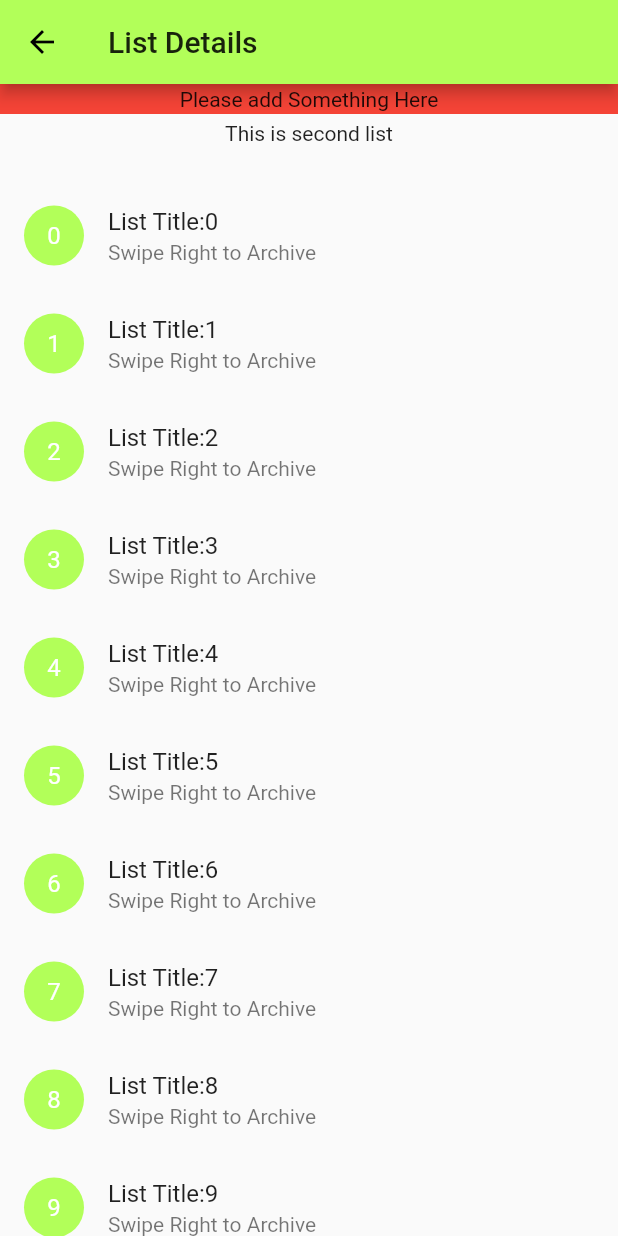
After one commit to Swaarup/Flutter_UI, a Flutter app: the screen it shows after launch, after a tap on "Proceed", on a phone screen of 412 x 824 dp. The commit adds this screen. Run offline on Flutter 3.47's test engine with Material 2 defaults, Android fonts, the phone set to English and light mode, and no system bars; drawn by our look-alikes of flutter_slidable; our stand-ins replace avatar_glow.

Commit message:
[Detail Page] -Created two ListViews one for archive and other for all lists. -Implemented flutter slideables for both the list. -Ordering of the list and displaying the list in order (ascending)

```diff
--- /dev/null
+++ b/lib/screens/listDetails.dart
@@ -0,0 +1,170 @@
+import 'package:flutter/material.dart';
+import 'package:flutter/painting.dart';
+import 'package:flutter_slidable/flutter_slidable.dart';
+
+class ListDetails extends StatefulWidget {
+  @override
+  State<StatefulWidget> createState() {
+    // TODO: implement createState
+    return _ListState();
+  }
+}
+
+class _ListState extends State<ListDetails> with TickerProviderStateMixin {
+  _showSnackBar(BuildContext context, String s) {
+    final snackBar = SnackBar(content: Text(s));
+    Scaffold.of(context).showSnackBar(snackBar);
+  }
+
+  List<String> allItems;
+  List<String> archivedItems;
+
+  @override
+  Widget build(BuildContext context) {
+    return Scaffold(
+        appBar: AppBar(
+          title: Text('List Details'),
+        ),
+        body: Column(
+          mainAxisSize: MainAxisSize.min,
+          children: <Widget>[
+
+             Container (
+               constraints: BoxConstraints(
+                 maxHeight: 300.0,
+               ),
+               child:getArchiveView(),
+             ),
+
+            Container(
+              child: Text("This is second list"),
+             height: 40.0,
+              margin: EdgeInsets.only(top: 5.0),
+            ),
+            Expanded(
+              child: getSlideableView(),
+            )
+
+          ],
+        )
+    );
+  }
+
+  Widget getSlideableView() {
+    if (allItems == null) {
+      allItems = getListElements();
+    }
+
+    return ListView.builder(
+        itemCount: allItems.length,
+        itemBuilder: (context, index) {
+          return Slidable(
+            actionPane: SlidableDrawerActionPane(),
+            actionExtentRatio: 0.25,
+            child: ListTile(
+              leading: CircleAvatar(
+                backgroundColor: Colors.lightGreenAccent,
+                child: Text(allItems[index]),
+                foregroundColor: Colors.white,
+              ),
+              title: Text('List Title:' + allItems[index]),
+              subtitle: Text('Swipe Right to Archive'),
+            ),
+            actions: <Widget>[
+              IconSlideAction(
+                caption: 'Add Item',
+                color: Colors.lime,
+                icon: Icons.archive,
+                onTap: () {
+                  updateList(allItems[index]);
+                  print("Add to upper list $index");
+                },
+              )
+            ],
+          );
+        },
+        shrinkWrap: true);
+  }
+
+  Widget getArchiveView() {
+    if (archivedItems == null || archivedItems.length == 0) {
+      return Container(
+        color: Colors.red,
+        height: 20.0,
+        alignment: Alignment.center,
+        child: Text("Please add Something Here"),
+      );
+    } else {
+      var listView = ListView.builder(
+          itemCount: archivedItems.length,
+          itemBuilder: (context, index) {
+            return Slidable(
+              actionPane: SlidableDrawerActionPane(),
+              actionExtentRatio: 0.25,
+              child: ListTile(
+                leading: CircleAvatar(
+                  backgroundColor: Colors.lightGreenAccent,
+                  child: Text(archivedItems[index]),
+                  foregroundColor: Colors.white,
+                ),
+                title: Text('List Title: ' + archivedItems[index]),
+                subtitle: Text('Swipe Left to Remove'),
+              ),
+              secondaryActions: <Widget>[
+                IconSlideAction(
+                  caption: 'Remove',
+                  color: Colors.redAccent,
+                  icon: Icons.remove_circle,
+                  onTap: () {
+                    updateArchive(archivedItems[index]);
+                    print("Remove from archive $index");
+                  },
+                )
+              ],
+            );
+          },
+          shrinkWrap: true);
+      return listView;
+    }
+  }
+
+  getListElements() {
+    var items = List<String>.generate(15, (counter) => "$counter");
+    return items;
+  }
+
+  void updateList(String index) {
+    int x = int.parse(index);
+    if (archivedItems == null) {
+      archivedItems = [index];
+    } else {
+      archivedItems.add(index);
+    }
+
+    allItems.remove(index);
+    allItems = sortList(allItems);
+    archivedItems = sortList(archivedItems);
+    setState(() {});
+  }
+
+  void updateArchive(String index) {
+    archivedItems.remove(index);
+    allItems.add(index);
+    allItems = sortList(allItems);
+    archivedItems = sortList(archivedItems);
+    setState(() {});
+  }
+
+  List<String> sortList(List<String> listItem) {
+    List<int> newlist = listItem.map(int.parse).toList();
+    newlist.sort();
+    List<String> orderedList = [];
+
+    for (int j = 0; j < newlist.length; j++) {
+      String x = newlist[j].toString();
+
+      orderedList.add(x);
+    }
+    return orderedList;
+  }
+}
--- a/lib/screens/loginPage.dart
+++ b/lib/screens/loginPage.dart
@@ -5,6 +5,7 @@ import 'package:avatar_glow/avatar_glow.dart';
 import 'package:flutter/animation.dart';
 import 'package:flutter/material.dart';
 import 'package:uitask/helpers/AppearAnimation.dart';
+import 'package:uitask/screens/listDetails.dart';
 
 class LoginPage extends StatefulWidget {
   String title;
@@ -93,6 +94,10 @@ class _LoginState extends State<LoginPage> with SingleTickerProviderStateMixin {
               height: 40.0,
             ),
             AppearAnimation(
+              child: GestureDetector(
+                  onTap: () {
+                    navigateToDetail();
+                  },
                   child: Container(
                     height: 50,
                     width: 250,
@@ -105,7 +110,7 @@ class _LoginState extends State<LoginPage> with SingleTickerProviderStateMixin {
                         style: buttons,
                       ),
                     ),
-              ),
+                  )),
               delay: delayTime + 900,
             ),
             SizedBox(
@@ -158,4 +163,10 @@ class _LoginState extends State<LoginPage> with SingleTickerProviderStateMixin {
     animationController.dispose();
     super.dispose();
   }
+
+  void navigateToDetail() {
+    Navigator.push(context, MaterialPageRoute(builder: (context) {
+      return ListDetails();
+    }));
   }
+}
```
Lines whose indentation alone changed are shown as unchanged.
